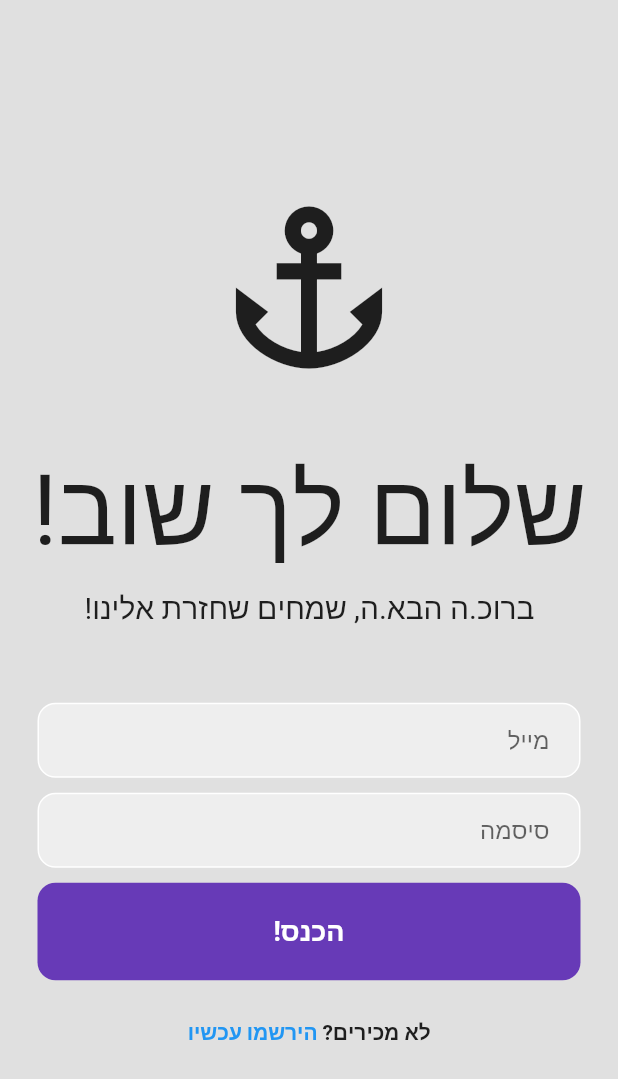
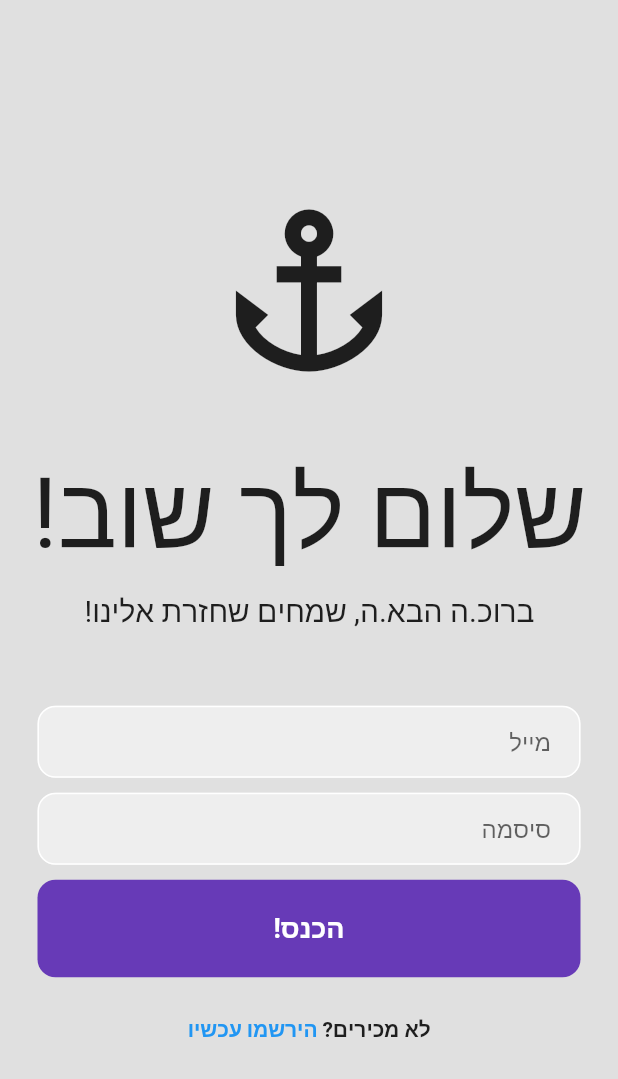
Before and after one commit to Aviv05423/aviv_lerning_full_power, a Flutter app: the screen it shows after launch, on a phone screen of 412 x 824 dp. Shown: the top 1079 px of the screen. Run offline on Flutter 3.47's test engine with Material 2 defaults, Android fonts, the light colour scheme and no system bars; our stand-ins replace firebase_auth, firebase_core; accounts and stored records are empty; Roboto replaces fonts that are missing (karantina-regular).

Commit message:
V = 0.4 text field improved

```diff
--- a/lib/common/app_card.dart
+++ b/lib/common/app_card.dart
@@ -1,3 +1,4 @@
+import 'package:firebase_auth/firebase_auth.dart';
 import 'package:flutter/material.dart';
 
 class AppCard extends StatefulWidget {
@@ -28,6 +29,8 @@ class _AppCardState extends State<AppCard> {
             child: InkWell(
               splashColor: Colors.green,
               onTap: () {
+                //TODO לשאול את המאסטר איך לעשות את זה אישי
+                FirebaseAuth.instance.signOut();
                 debugPrint("לחוץ");
               },
               child: Container(
--- /dev/null
+++ b/lib/common/myTextField.dart
@@ -0,0 +1,24 @@
+import 'package:flutter/material.dart';
+
+TextField myTextField(String hintText, bool obscureText, control){
+  return TextField(
+     controller: control,
+      obscureText: obscureText,
+      decoration: InputDecoration(
+      fillColor: Colors.grey[200],
+      filled: true,
+      contentPadding: const EdgeInsets.symmetric(
+      vertical: 13, horizontal: 20),
+  focusedBorder: OutlineInputBorder(
+  borderSide:
+  BorderSide(color: Colors.deepPurple, width: 1.0),
+  borderRadius: BorderRadius.circular(12),
+  ),
+  enabledBorder: OutlineInputBorder(
+  borderSide: BorderSide(color: Colors.white, width: 1.0),
+  borderRadius: BorderRadius.circular(12),
+  ),
+  hintTextDirection: TextDirection.rtl,
+  hintText: hintText,
+  ));
+}
--- a/lib/log_in_page.dart
+++ b/lib/log_in_page.dart
@@ -1,5 +1,7 @@
 import 'package:firebase_auth/firebase_auth.dart';
 import 'package:flutter/material.dart';
+
+import 'common/myTextField.dart';
 
 class logInPage extends StatefulWidget {
   const logInPage({Key? key}) : super(key: key);
@@ -20,11 +22,12 @@ class _logInPageState extends State<logInPage> {
   }
 
   @override
-  void dispose(){
+  void dispose() {
     _emailController.dispose();
     _passwordController.dispose();
     super.dispose();
   }
+
   Widget build(BuildContext context) {
     return Scaffold(
       backgroundColor: Colors.grey[300],
@@ -58,49 +61,36 @@ class _logInPageState extends State<logInPage> {
                 ),
                 //  שם משתמש אימייל
                 Padding(
-                  padding: const EdgeInsets.symmetric(horizontal: 25.0),
-                  child: Container(
-                    decoration: BoxDecoration(
-                        color: Colors.grey[200],
-                        border: Border.all(color: Colors.white),
-                        borderRadius: BorderRadius.circular(12)),
-                    child: Padding(
-                      padding: const EdgeInsets.only(left: 20, right: 20),
-                      child: TextField(
-                        controller: _emailController,
-                        decoration: InputDecoration(
-                          hintTextDirection: TextDirection.rtl,
-                          hintText: "מייל",
-                          border: InputBorder.none,
-                        ),
-                      ),
-                    ),
-                  ),
+                  padding: const EdgeInsets.only(left: 25, right: 25),
+                  child: myTextField("מייל", false, _emailController)
+                  // TextField(
+                  //   // obscureText: true,
+                  //   decoration: InputDecoration(
+                  //     fillColor: Colors.grey[200],
+                  //     filled: true,
+                  //     contentPadding: const EdgeInsets.symmetric(
+                  //         vertical: 13, horizontal: 20),
+                  //     focusedBorder: OutlineInputBorder(
+                  //       borderSide:
+                  //           BorderSide(color: Colors.deepPurple, width: 1.0),
+                  //       borderRadius: BorderRadius.circular(12),
+                  //     ),
+                  //     enabledBorder: OutlineInputBorder(
+                  //       borderSide: BorderSide(color: Colors.white, width: 1.0),
+                  //       borderRadius: BorderRadius.circular(12),
+                  //     ),
+                  //     hintTextDirection: TextDirection.rtl,
+                  //     hintText: 'מייל',
+                  //   ),
+                  // ),
                 ),
                 //  סיסמה
                 SizedBox(
                   height: 10,
                 ),
                 Padding(
-                  padding: const EdgeInsets.symmetric(horizontal: 25.0),
-                  child: Container(
-                    decoration: BoxDecoration(
-                        color: Colors.grey[200],
-                        border: Border.all(color: Colors.white),
-                        borderRadius: BorderRadius.circular(12)),
-                    child: Padding(
-                      padding: const EdgeInsets.only(left: 20, right: 20),
-                      child: TextField(
-                        controller: _passwordController,
-                        obscureText: true,
-                        decoration: InputDecoration(
-                          hintTextDirection: TextDirection.rtl,
-                          hintText: "סיסמה",
-                          border: InputBorder.none,
-                        ),
-                      ),
-                    ),
-                  ),
+                  padding: const EdgeInsets.only(left: 25, right: 25),
+                  child: myTextField("סיסמה", true, _passwordController),
                 ),
                 SizedBox(
                   height: 10,
```
Also changed, not shown: lib/common/my_app_bar.dart (deleted). Lines whose indentation alone changed are shown as unchanged.
